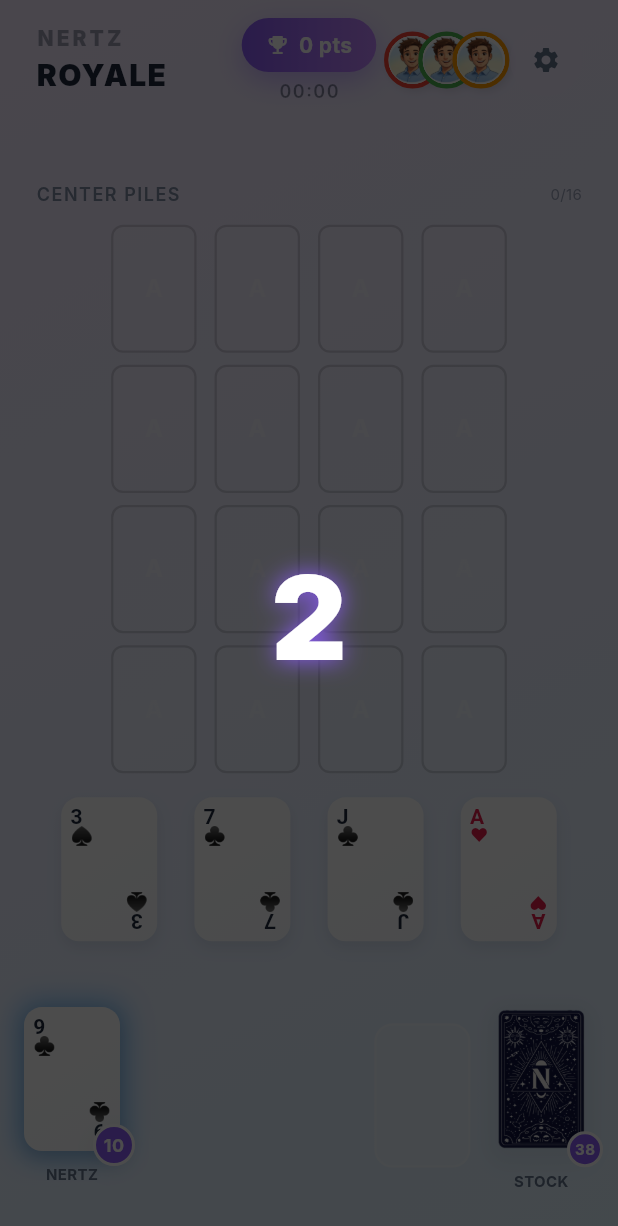
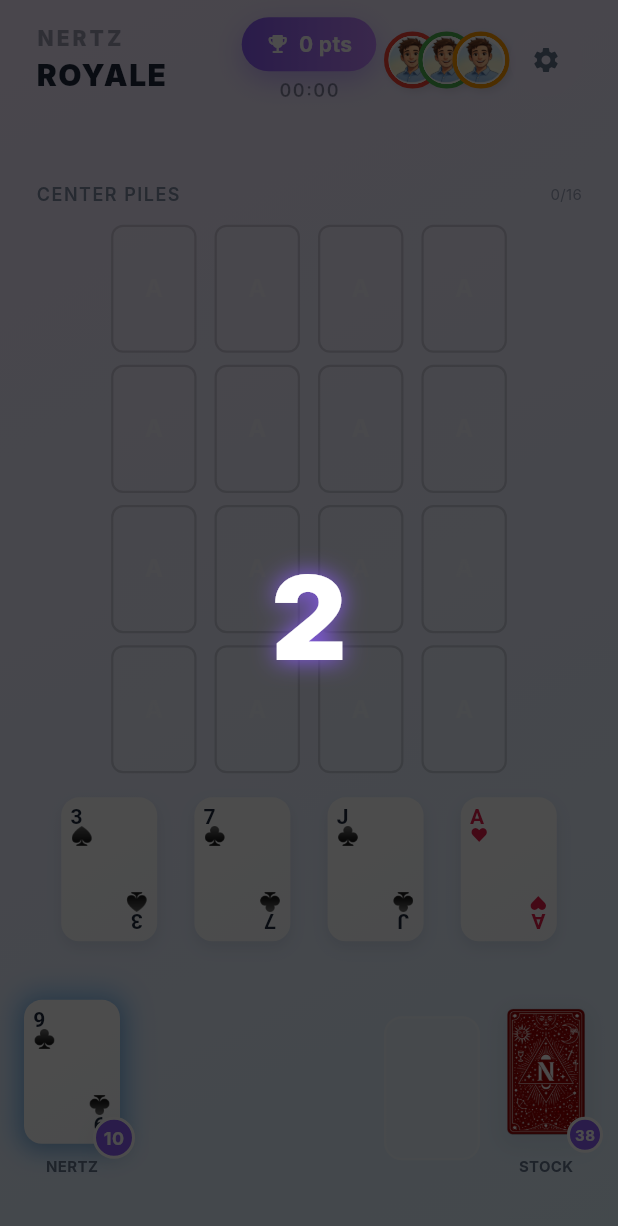
Before and after one commit to alexxtronic/nertzapp, a Flutter app: the screen it shows once a user with an empty profile is signed in, after a tap on "Play Offline", on a phone screen of 412 x 824 dp. Shown: the top 1226 px of the screen. Run offline on Flutter 3.47's test engine with Material 3 defaults, Android fonts, the phone set to English and light mode, and no system bars; our stand-ins replace audioplayers, confetti, flutter_image_compress, flutter_riverpod, image_picker, supabase_flutter; accounts and stored records are empty; network calls fail; Roboto replaces fonts that are missing (Inter, SF Pro Rounded).

Commit message:
Update assets: card back size fix and app icon update

```diff
--- a/lib/ui/screens/lobby_screen.dart
+++ b/lib/ui/screens/lobby_screen.dart
@@ -231,12 +231,6 @@ class _LobbyScreenState extends ConsumerState<LobbyScreen> {
                         borderRadius: BorderRadius.circular(20),
                         child: InkWell(
                           onTap: _isLoading ? null : _startLocalGame,
-                          onLongPress: () {
-                            showDialog(
-                              context: context,
-                              builder: (_) => const BotDifficultyDialog(),
-                            );
-                          },
                           borderRadius: BorderRadius.circular(20),
                           child: Padding(
                             padding: const EdgeInsets.all(20),
--- a/lib/ui/widgets/game_board.dart
+++ b/lib/ui/widgets/game_board.dart
@@ -540,7 +540,7 @@ class _GameBoardState extends State<GameBoard> with TickerProviderStateMixin {
   Widget _buildHeader(PlayerState player) {
     return Container(
       height: 80,
-      padding: const EdgeInsets.symmetric(horizontal: 24, vertical: 12),
+      padding: const EdgeInsets.symmetric(horizontal: 24, vertical: 8),
       child: Stack(
         alignment: Alignment.center,
         children: [
@@ -1039,8 +1039,8 @@ class _GameBoardState extends State<GameBoard> with TickerProviderStateMixin {
                           clipBehavior: Clip.none,
                           children: [
                             Container(
-                              width: GameTheme.cardWidth * 1.1,
-                              height: GameTheme.cardHeight * 1.1,
+                              width: GameTheme.cardWidth,
+                              height: GameTheme.cardHeight,
                               decoration: BoxDecoration(
                                 borderRadius: BorderRadius.circular(GameTheme.cardRadius),
                                 boxShadow: GameTheme.softShadow,
@@ -1049,8 +1049,8 @@ class _GameBoardState extends State<GameBoard> with TickerProviderStateMixin {
                                 borderRadius: BorderRadius.circular(GameTheme.cardRadius),
                                 child: Image.asset(
                                   'assets/card_back.png',
-                                  width: GameTheme.cardWidth * 1.1,
-                                  height: GameTheme.cardHeight * 1.1,
+                                  width: GameTheme.cardWidth,
+                                  height: GameTheme.cardHeight,
                                   fit: BoxFit.fill,
                                   errorBuilder: (context, error, stackTrace) {
                                     return Container(
```
Also changed, not shown: lib/models/bot_difficulty.dart (+4 -4 lines), assets/app_icon.png, assets/card_back.png, 3 other files.
